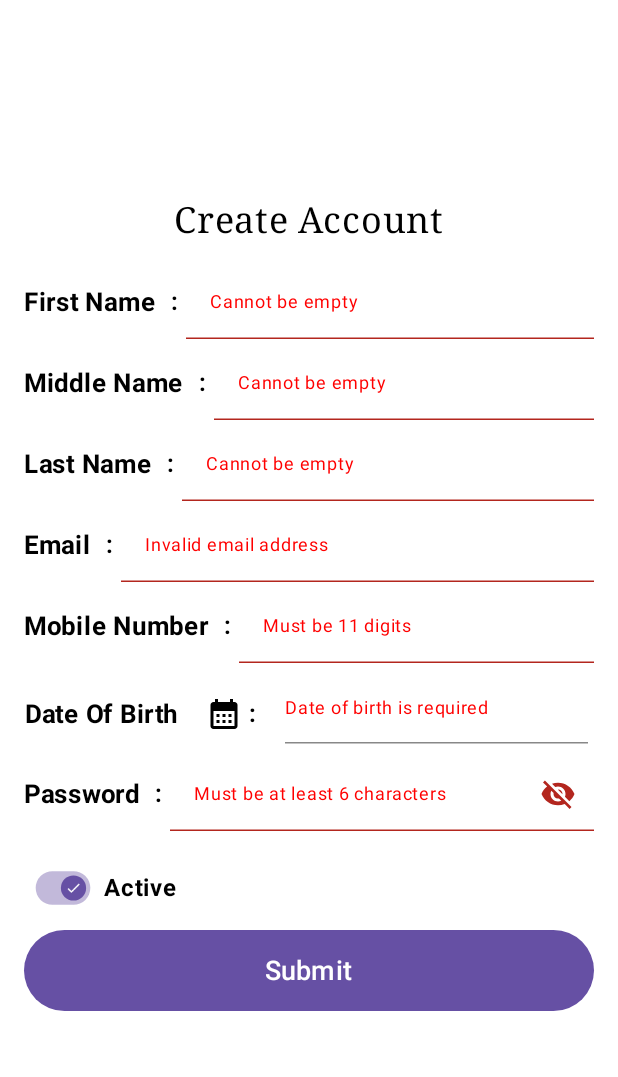
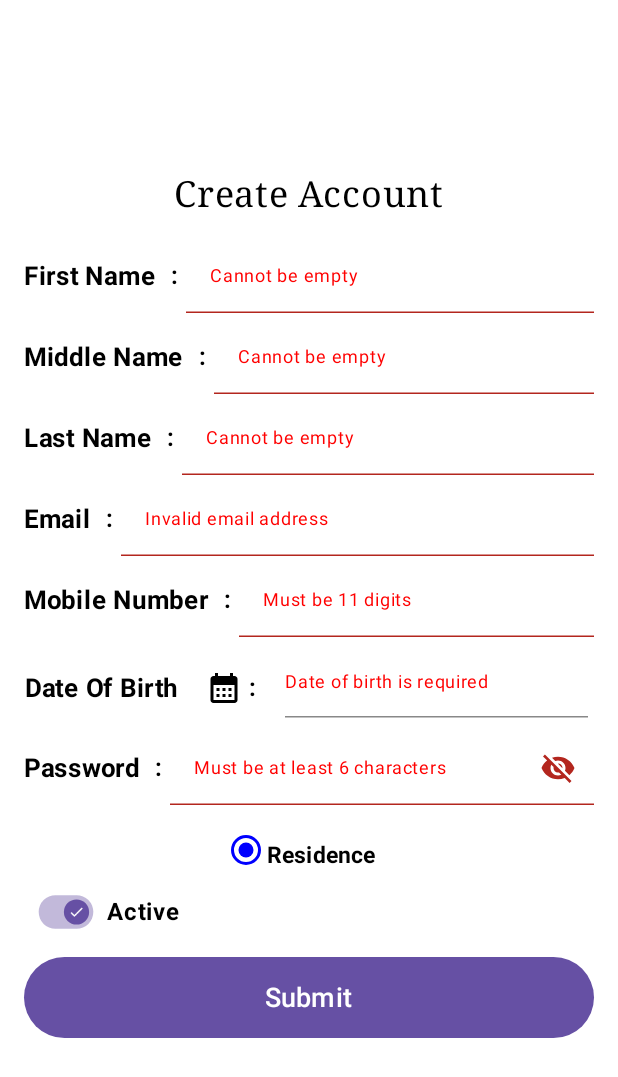
Before and after one commit to miko-codes-a-lot/maternal-care, an Android app built with Jetpack Compose: the UserCreateUI screen opened through its navigation route, after a tap on "Submit", on a phone screen of 412 x 824 dp. Shown: the top 1077 px of the screen. Run offline under Robolectric (Android 15) with nearby library versions, the phone set to English and light mode, and no system bars; our stand-ins replace Dagger/Hilt's generated code; libraries missing offline, so code that uses them is left out: io.realm.kotlin, org.mongodb.kbson.

Commit message:
unhide radio button in userform ui and add isInitialOptionShow parameter of userform in user edit ui, additional add other.xml (#40)

```diff
--- a/app/src/main/java/org/maternalcare/modules/main/user/ui/UserEditUI.kt
+++ b/app/src/main/java/org/maternalcare/modules/main/user/ui/UserEditUI.kt
@@ -27,7 +27,8 @@ fun UserEditUI(navController: NavController, userDto: UserDto) {
                 showForm = false
             },
             navController = navController,
-            includePassword = false
+            includePassword = false,
+            isInitialOptionShow = false
         )
     } else {
         UserPreviewUI(
--- a/app/src/main/java/org/maternalcare/modules/main/user/ui/UserFormUI.kt
+++ b/app/src/main/java/org/maternalcare/modules/main/user/ui/UserFormUI.kt
@@ -75,16 +75,17 @@ fun UserForm(
     userDto: UserDto? = null,
     onSubmit: (UserDto) -> Unit,
     navController: NavController,
-    includePassword: Boolean = true
+    includePassword: Boolean = true,
+    isInitialOptionShow: Boolean = true
 ) {
     val listOfLabel = if (includePassword) {
         listOf("First Name", "Middle Name", "Last Name", "Email", "Mobile Number", "Date Of Birth", "Password")
     } else {
         listOf("First Name", "Middle Name", "Last Name", "Email", "Mobile Number", "Date Of Birth")
     }
-    val userId by remember {
-        mutableStateOf(userDto?.id ?: "")
-    }
+    val userId by remember { mutableStateOf(userDto?.id ?: "") }
+    var radioError by remember { mutableStateOf(false) }
+
     val statesValue = remember {
         listOfLabel.associateWith {
             mutableStateOf(
@@ -102,14 +103,15 @@ fun UserForm(
         }
     }
 
-    val initialOption = when {
-        userDto?.isSuperAdmin == true -> "SuperAdmin"
-        userDto?.isAdmin == true -> "Admin"
-        userDto?.isResidence == true -> "Residence"
-        userDto == null -> "Admin"
-        else -> ""
-    }
-    var selectedOption by remember { mutableStateOf(initialOption) }
+    var selectedOption by remember { mutableStateOf(
+        when {
+            userDto?.isSuperAdmin == true -> "SuperAdmin"
+            userDto?.isAdmin == true -> "Admin"
+            userDto?.isResidence == true -> "Residence"
+            else -> ""
+        }
+    )}
+
     var isActive by remember { mutableStateOf(true) }
     var isButtonEnabled by remember { mutableStateOf(true) }
     Column(
@@ -132,15 +134,15 @@ fun UserForm(
         }
         ContainerLabelValue(statesValue, errors = errors)
 
-        Spacer(modifier = Modifier.padding(top = 10.dp))
-
-        if (userDto == null) {
+        if (isInitialOptionShow) {
+            val radioErrorMessage = if (radioError) "Please select an option" else ""
             FormRadioButton(
                 selectedOption = selectedOption,
                 onOptionSelected = { option ->
                     selectedOption = option
+                    radioError = false
                 },
-                showRadioButtons = false
+                errorMsg = radioErrorMessage
             )
         }
 
@@ -154,7 +156,13 @@ fun UserForm(
             onSubmit = {
                 isButtonEnabled = false
                 val hasError = validateForm(errors, statesValue)
-                if  (hasError) {
+
+                if (selectedOption.isEmpty()) {
+                    radioError = true
+                    isButtonEnabled = true
+                }
+
+                if (hasError || radioError) {
                     isButtonEnabled = true
                 } else {
                     onSubmit(it)
@@ -318,20 +326,34 @@ fun TextFieldContainer(
 
 @Composable
 fun FormRadioButton(
-    selectedOption: String = "Admin",
+    selectedOption: String,
     onOptionSelected: (String) -> Unit,
-    showRadioButtons: Boolean = false
+    errorMsg : String
 ) {
     val activation = when (selectedOption) {
+        "Residence" -> listOf("Residence")
         "SuperAdmin", "Admin" -> listOf("SuperAdmin", "Admin")
-        "Residence" -> listOf("Residence")
-        else -> listOf("Admin")
+        else -> listOf("Residence")
     }
-    if (showRadioButtons) {
+    Column(
+        modifier = Modifier
+            .fillMaxWidth()
+            .height(16.dp),
+        horizontalAlignment = Alignment.CenterHorizontally,
+        verticalArrangement = Arrangement.Center
+    ) {
+        if (errorMsg.isNotEmpty()) {
+            Text(
+                text = errorMsg,
+                color = Color.Red,
+                fontSize = 11.sp,
+            )
+        }
+    }
     Row(
         modifier = Modifier
             .fillMaxWidth()
-            .padding(top = 4.dp),
+            .padding(top = 2.dp),
         horizontalArrangement = Arrangement.SpaceEvenly
     ) {
         activation.forEach { text ->
@@ -367,7 +389,6 @@ fun FormRadioButton(
             }
         }
     }
-    }
 }
 
 @Composable
@@ -375,7 +396,7 @@ fun SwitchButton(isActiveState: Boolean,  onCheckedChange: (Boolean) -> Unit, sc
     Box(
         modifier = Modifier
             .fillMaxWidth()
-            .padding(top = 4.dp)
+            .padding(2.dp)
             .background(Color.White)
     ){
         Switch(
@@ -590,25 +611,33 @@ fun validateForm(
     val emailPattern = Regex("^[A-Za-z0-9+_.-]+@[A-Za-z0-9.-]+$")
     statesValue.forEach { (label, state) ->
         when (label) {
-            "First Name", "Last Name", "Middle Name", -> {
-                if (state.value.isBlank()) {
+            "First Name", "Last Name", "Middle Name" -> {
+                val name = state.value
+                if (name.isBlank()) {
                     errors[label]?.value = "Cannot be empty"
                     hasError = true
-                } else if (state.value.any { it.isDigit() }) {
+                } else if (name.any { it.isDigit() }) {
                     errors[label]?.value = "Cannot contain numbers"
                     hasError = true
-                } else if (state.value.contains(" ")) {
+                } else if (name.contains(" ")) {
                     errors[label]?.value = "Cannot contain spaces"
+                    hasError = true
+                } else if (!name.first().isUpperCase()) {
+                    errors[label]?.value = "First letter uppercase"
                     hasError = true
                 } else {
                     errors[label]?.value = ""
                 }
             }
             "Email" -> {
-                if (!emailPattern.matches(state.value)) {
+                val email = state.value
+                if (!emailPattern.matches(email)) {
                     errors[label]?.value = "Invalid email address"
                     hasError = true
-                }else {
+                } else if (email != email.lowercase()) {
+                    errors[label]?.value = "Email must be lowercase"
+                    hasError = true
+                } else {
                     errors[label]?.value = ""
                 }
             }
@@ -616,10 +645,10 @@ fun validateForm(
                 if (state.value.length != 11) {
                     errors[label]?.value = "Must be 11 digits"
                     hasError = true
-                }else if (!state.value.startsWith("09")) {
+                } else if (!state.value.startsWith("09")) {
                     errors[label]?.value = "Must start with '09'"
                     hasError = true
-                }else {
+                } else {
                     errors[label]?.value = ""
                 }
             }
@@ -627,10 +656,10 @@ fun validateForm(
                 if (state.value.length < 6) {
                     errors[label]?.value = "Must be at least 6 characters"
                     hasError = true
-                }else if (state.value.contains(" ")) {
+                } else if (state.value.contains(" ")) {
                     errors[label]?.value = "Cannot contain spaces"
                     hasError = true
-                }else {
+                } else {
                     errors[label]?.value = ""
                 }
             }
```
